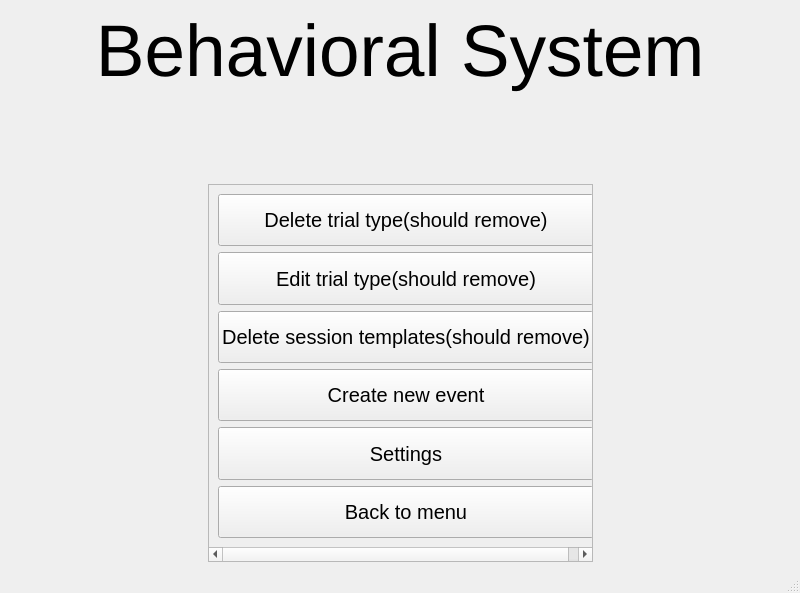
Above: UI/system_main_plus.ui from KehatSudri/Behavior_System2.0 before the change. Below: the same form after it.
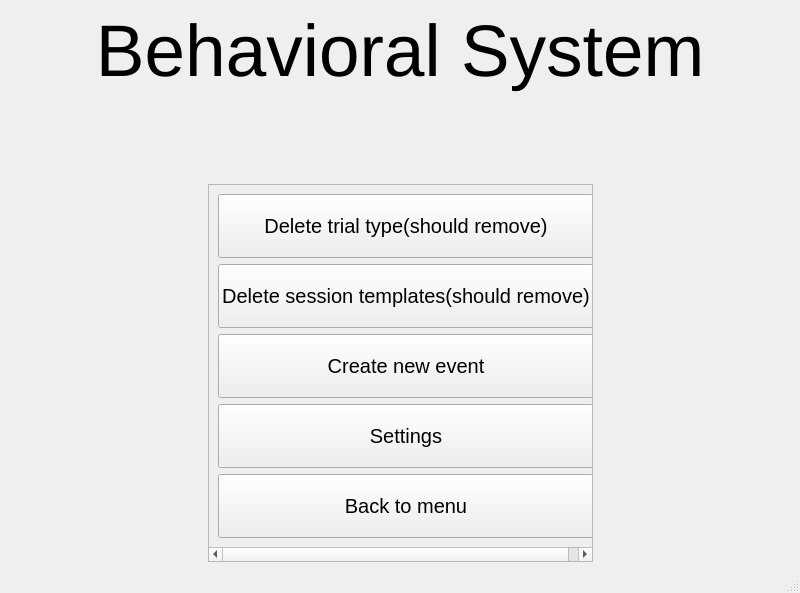
That is the form after the change.

Commit message: need to complete option to remove trial (remove it from BD)

The edit to the form file:
```diff
--- a/UI/system_main_plus.ui
+++ b/UI/system_main_plus.ui
@@ -38,8 +38,8 @@
           <rect>
            <x>0</x>
            <y>0</y>
-           <width>382</width>
-           <height>379</height>
+           <width>375</width>
+           <height>364</height>
           </rect>
          </property>
          <layout class="QVBoxLayout" name="verticalLayout">
@@ -61,24 +61,6 @@
             </property>
            </widget>
           </item>
-          <item>
-           <widget class="QPushButton" name="edit_trial_types_pushButton">
-            <property name="sizePolicy">
-             <sizepolicy hsizetype="Expanding" vsizetype="Expanding">
-              <horstretch>0</horstretch>
-              <verstretch>0</verstretch>
-             </sizepolicy>
-            </property>
-            <property name="font">
-             <font>
-              <family>Arial</family>
-             </font>
-            </property>
-            <property name="text">
-             <string>Edit trial type(should remove)</string>
-            </property>
-           </widget>
-          </item>
           <item>
            <widget class="QPushButton" name="delete_templates_pushButton">
             <property name="sizePolicy">
```
The commit also changes 4 other files.
